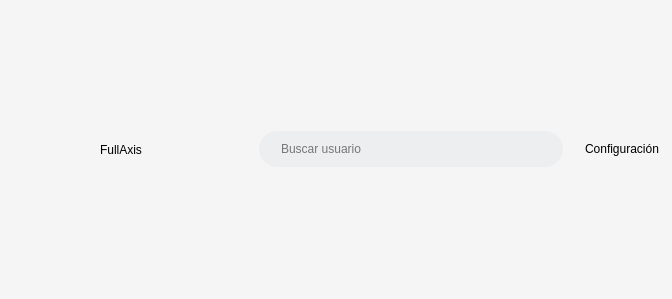
Debaq/Fullaxis, file src/main/python/UI/search_bar.ui: the form before one commit.
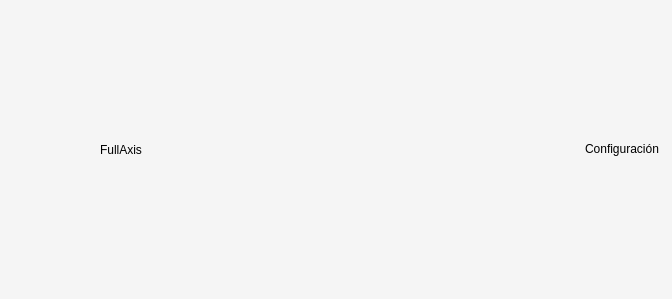
The form after the commit.

The edit to the form file:
```diff
--- a/src/main/python/UI/search_bar.ui
+++ b/src/main/python/UI/search_bar.ui
@@ -81,18 +81,7 @@
    </item>
    <item>
     <widget class="QFrame" name="frame_search">
-     <layout class="QVBoxLayout" name="verticalLayout_2">
-      <item>
-       <widget class="QLineEdit" name="lineEdit">
-        <property name="styleSheet">
-         <string notr="true"/>
-        </property>
-        <property name="placeholderText">
-         <string>Buscar usuario</string>
-        </property>
-       </widget>
-      </item>
-     </layout>
+     <layout class="QVBoxLayout" name="verticalLayout_2"/>
     </widget>
    </item>
    <item>
```
